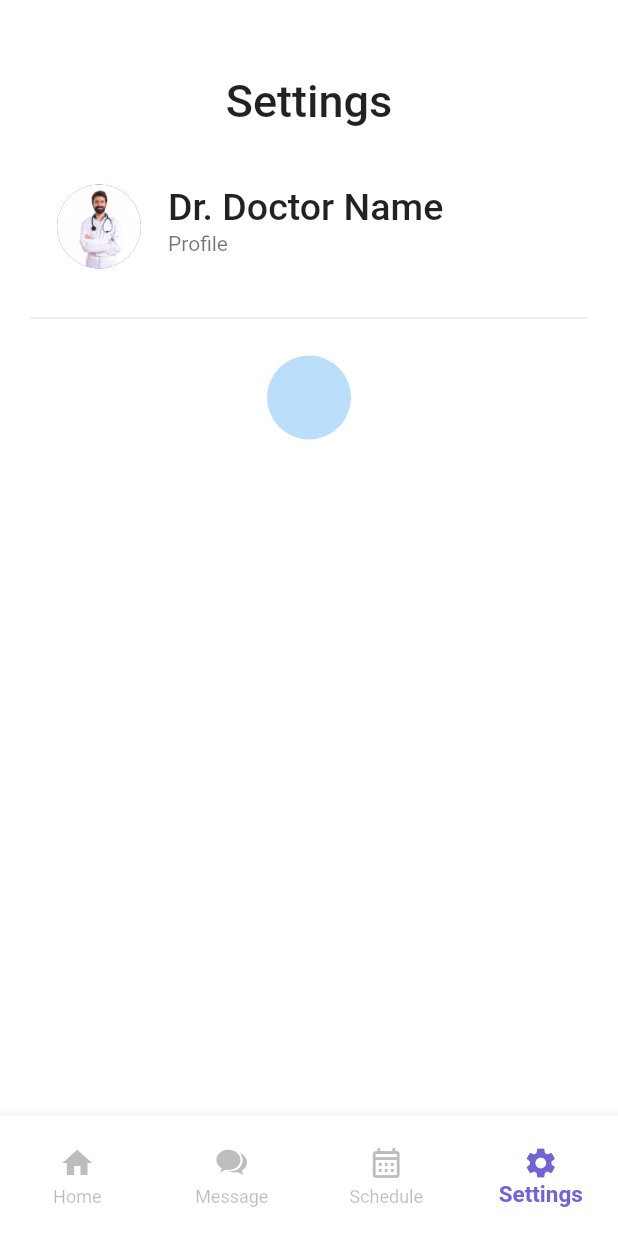
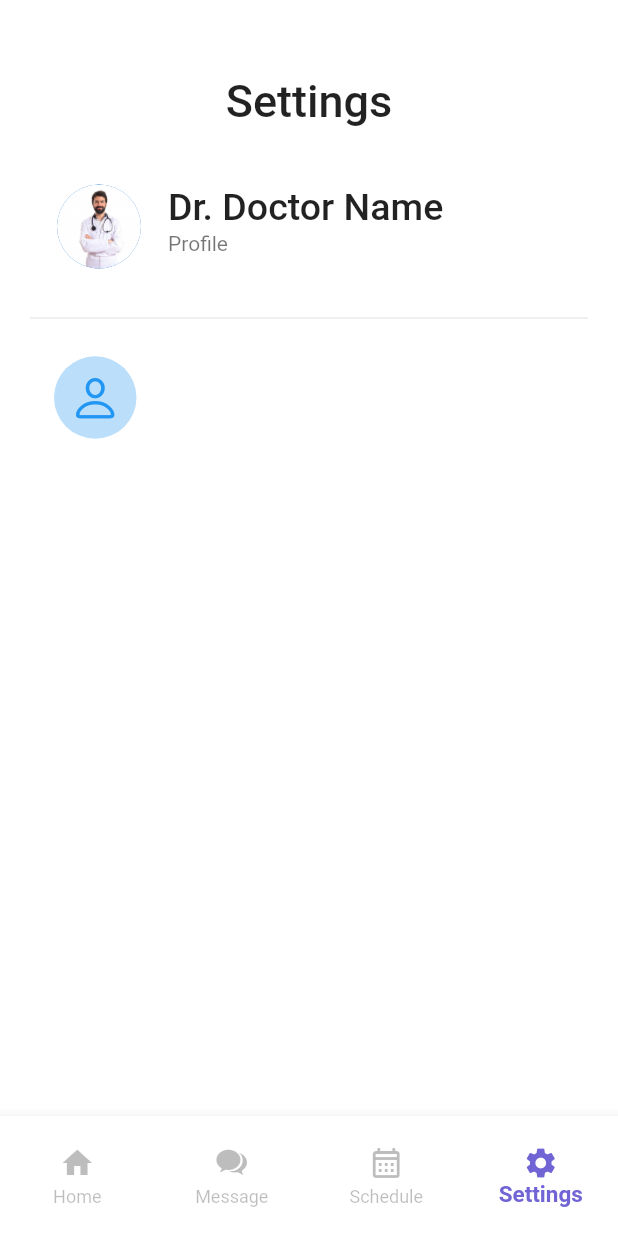
Before and after one commit to Gowsalyanatraj/health_care_app_flutter, a Flutter app: the NavBarRoots screen opened directly, item 4 of the bottom bar chosen, on a phone screen of 412 x 824 dp. Run offline on Flutter 3.47's test engine with Material 2 defaults, Android fonts, the phone set to English and light mode, and no system bars.

Commit message:
feat: creating settings for doctor profile || style: adding creative colors and text spacing for settings

```diff
--- a/lib/screens/settings_screen.dart
+++ b/lib/screens/settings_screen.dart
@@ -1,3 +1,4 @@
+import 'package:flutter/cupertino.dart';
 import 'package:flutter/material.dart';
 
 class SettingScreen extends StatefulWidget {
@@ -42,6 +43,10 @@ class _SettingScreenState extends State<SettingScreen> {
                 color: Colors.blue.shade100,
                 shape: BoxShape.circle,
               ),
+              child: Icon(CupertinoIcons.person,
+              color: Colors.blue,
+              size: 35,
+              ),
             ),
           )
         ],
```
